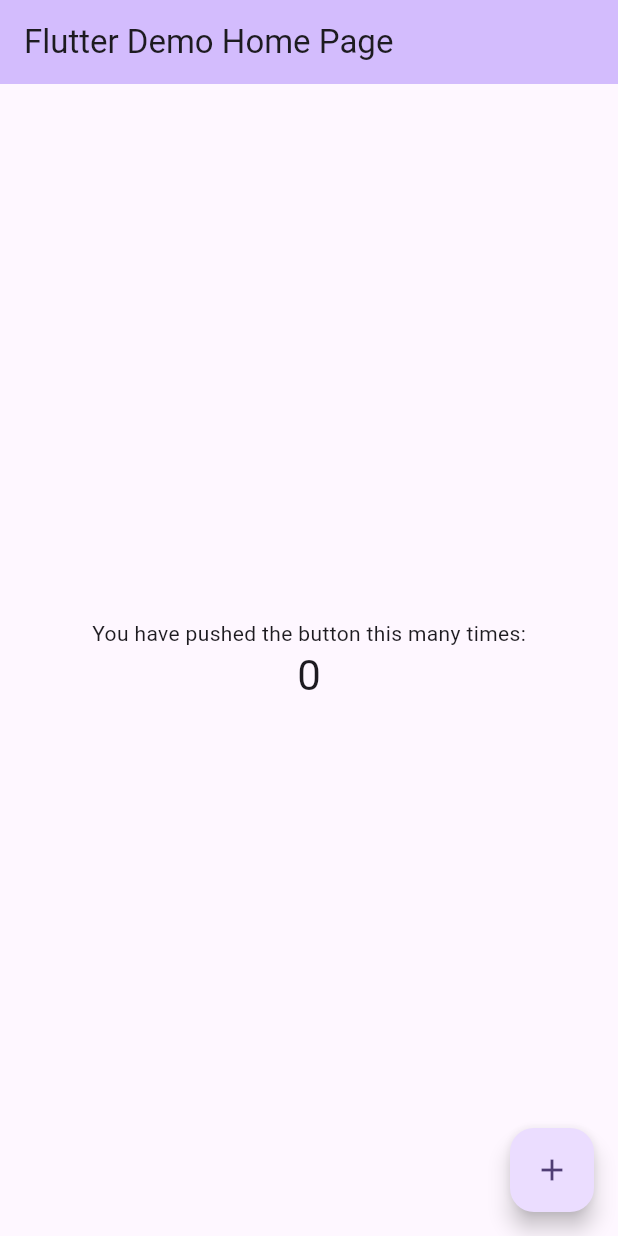
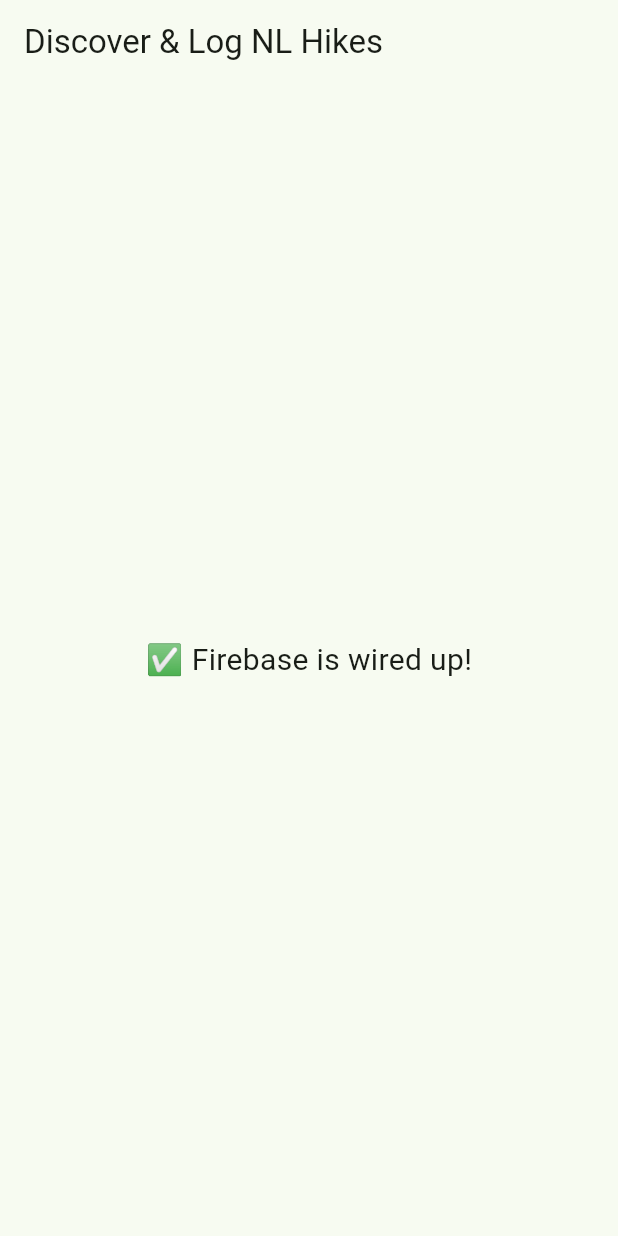
Before and after one commit to taqitazwar/hiking-adventure-app, a Flutter app: the screen it shows after launch, on a phone screen of 412 x 824 dp. Run offline on Flutter 3.47's test engine with Material 3 defaults, Android fonts, the phone set to English and light mode, and no system bars; our stand-ins replace firebase_core; accounts and stored records are empty; generated files the repository leaves out were written again.

Commit message:
Initialize Firebase in main.dart

```diff
--- a/lib/main.dart
+++ b/lib/main.dart
@@ -1,122 +1,49 @@
 import 'package:flutter/material.dart';
+import 'package:firebase_core/firebase_core.dart';
+import 'firebase_options.dart';
 
-void main() {
+/// Entrypoint: initialize Flutter & Firebase, then launch the app.
+Future<void> main() async {
+  WidgetsFlutterBinding.ensureInitialized();
+  await Firebase.initializeApp(
+    options: DefaultFirebaseOptions.currentPlatform,
+  );
   runApp(const MyApp());
 }
 
+/// Root widget.
 class MyApp extends StatelessWidget {
   const MyApp({super.key});
 
-  // This widget is the root of your application.
   @override
   Widget build(BuildContext context) {
     return MaterialApp(
-      title: 'Flutter Demo',
+      title: 'NL Hikes',
       theme: ThemeData(
-        // This is the theme of your application.
-        //
-        // TRY THIS: Try running your application with "flutter run". You'll see
-        // the application has a purple toolbar. Then, without quitting the app,
-        // try changing the seedColor in the colorScheme below to Colors.green
-        // and then invoke "hot reload" (save your changes or press the "hot
-        // reload" button in a Flutter-supported IDE, or press "r" if you used
-        // the command line to start the app).
-        //
-        // Notice that the counter didn't reset back to zero; the application
-        // state is not lost during the reload. To reset the state, use hot
-        // restart instead.
-        //
-        // This works for code too, not just values: Most code changes can be
-        // tested with just a hot reload.
-        colorScheme: ColorScheme.fromSeed(seedColor: Colors.deepPurple),
+        colorScheme: ColorScheme.fromSeed(seedColor: Colors.green),
+        useMaterial3: true,
       ),
-      home: const MyHomePage(title: 'Flutter Demo Home Page'),
+      home: const HomeScreen(),
     );
   }
 }
 
-class MyHomePage extends StatefulWidget {
-  const MyHomePage({super.key, required this.title});
-
-  // This widget is the home page of your application. It is stateful, meaning
-  // that it has a State object (defined below) that contains fields that affect
-  // how it looks.
-
-  // This class is the configuration for the state. It holds the values (in this
-  // case the title) provided by the parent (in this case the App widget) and
-  // used by the build method of the State. Fields in a Widget subclass are
-  // always marked "final".
-
-  final String title;
-
-  @override
-  State<MyHomePage> createState() => _MyHomePageState();
-}
-
-class _MyHomePageState extends State<MyHomePage> {
-  int _counter = 0;
-
-  void _incrementCounter() {
-    setState(() {
-      // This call to setState tells the Flutter framework that something has
-      // changed in this State, which causes it to rerun the build method below
-      // so that the display can reflect the updated values. If we changed
-      // _counter without calling setState(), then the build method would not be
-      // called again, and so nothing would appear to happen.
-      _counter++;
-    });
-  }
+/// Simple home screen to verify Firebase is working.
+class HomeScreen extends StatelessWidget {
+  const HomeScreen({super.key});
 
   @override
   Widget build(BuildContext context) {
-    // This method is rerun every time setState is called, for instance as done
-    // by the _incrementCounter method above.
-    //
-    // The Flutter framework has been optimized to make rerunning build methods
-    // fast, so that you can just rebuild anything that needs updating rather
-    // than having to individually change instances of widgets.
     return Scaffold(
       appBar: AppBar(
-        // TRY THIS: Try changing the color here to a specific color (to
-        // Colors.amber, perhaps?) and trigger a hot reload to see the AppBar
-        // change color while the other colors stay the same.
-        backgroundColor: Theme.of(context).colorScheme.inversePrimary,
-        // Here we take the value from the MyHomePage object that was created by
-        // the App.build method, and use it to set our appbar title.
-        title: Text(widget.title),
+        title: const Text('Discover & Log NL Hikes'),
       ),
-      body: Center(
-        // Center is a layout widget. It takes a single child and positions it
-        // in the middle of the parent.
-        child: Column(
-          // Column is also a layout widget. It takes a list of children and
-          // arranges them vertically. By default, it sizes itself to fit its
-          // children horizontally, and tries to be as tall as its parent.
-          //
-          // Column has various properties to control how it sizes itself and
-          // how it positions its children. Here we use mainAxisAlignment to
-          // center the children vertically; the main axis here is the vertical
-          // axis because Columns are vertical (the cross axis would be
-          // horizontal).
-          //
-          // TRY THIS: Invoke "debug painting" (choose the "Toggle Debug Paint"
-          // action in the IDE, or press "p" in the console), to see the
-          // wireframe for each widget.
-          mainAxisAlignment: MainAxisAlignment.center,
-          children: <Widget>[
-            const Text('You have pushed the button this many times:'),
-            Text(
-              '$_counter',
-              style: Theme.of(context).textTheme.headlineMedium,
-            ),
-          ],
+      body: const Center(
+        child: Text(
+          '✅ Firebase is wired up!',
+          style: TextStyle(fontSize: 20),
         ),
       ),
-      floatingActionButton: FloatingActionButton(
-        onPressed: _incrementCounter,
-        tooltip: 'Increment',
-        child: const Icon(Icons.add),
-      ), // This trailing comma makes auto-formatting nicer for build methods.
     );
   }
 }
```
